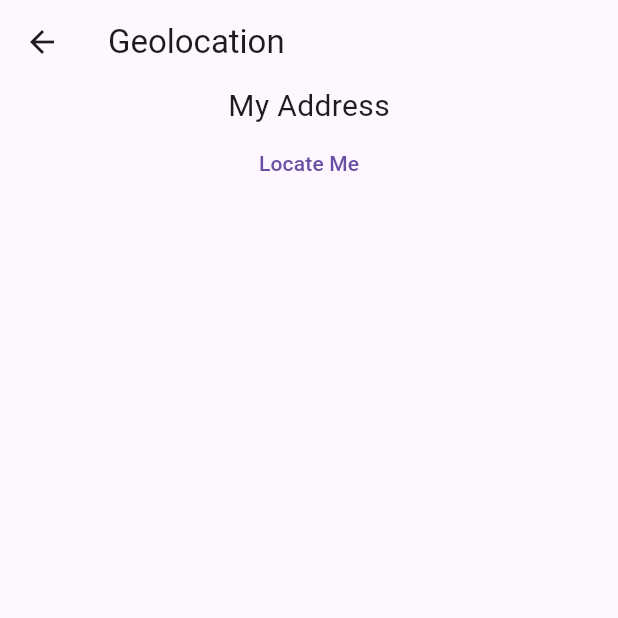
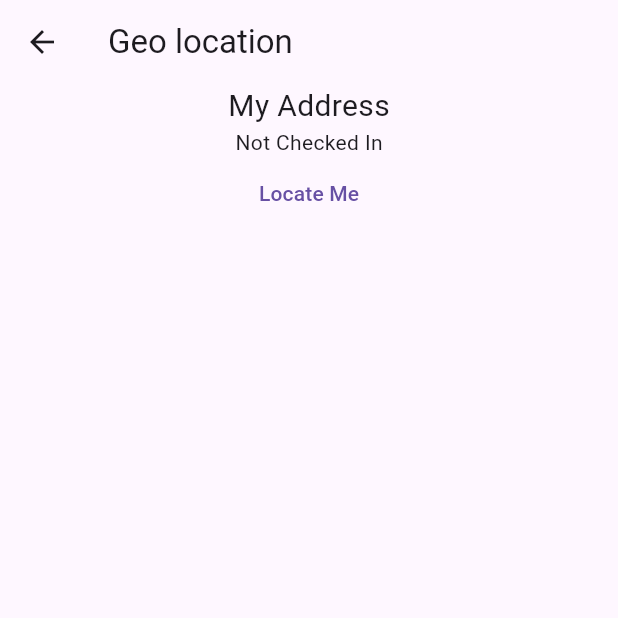
Before and after one commit to Shoto0095/SIH-Project, a Flutter app: the Geolocation screen opened by its route, after a tap on "Locate Me", on a phone screen of 412 x 824 dp, the top half of it. Run offline on Flutter 3.47's test engine with Material 3 defaults, Android fonts, the phone set to English and light mode, and no system bars; our stand-ins replace fluttertoast, geocoding, geolocator, location.

Commit message:
Checked in and Checked out

```diff
--- a/project/lib/Geolocation.dart
+++ b/project/lib/Geolocation.dart
@@ -2,6 +2,8 @@ import 'package:flutter/material.dart';
 import 'package:fluttertoast/fluttertoast.dart';
 import 'package:geocoding/geocoding.dart';
 import 'package:geolocator/geolocator.dart';
+import 'package:location/location.dart' as MyLocation;
+import 'dart:math'; // Import the math library
 
 class Geolocation extends StatefulWidget {
   const Geolocation({super.key});
@@ -13,78 +15,87 @@ class Geolocation extends StatefulWidget {
 class _GeolocationState extends State<Geolocation> {
   String currentAddress = "My Address";
   Position? currentPosition;
+  bool isCheckedIn = false;
+  final MyLocation.Location _locationService = MyLocation.Location();
+
+  // Defined check-in location
+  final double checkInLatitude = 28.6338828;
+  final double checkInLongitude = 77.4470319;
 
   Future<void> _determinePosition() async {
     bool serviceEnabled;
     LocationPermission permission;
 
-    // Check if location services are enabled
     serviceEnabled = await Geolocator.isLocationServiceEnabled();
     if (!serviceEnabled) {
-      Fluttertoast.showToast(msg: "Please enable location services");
-      return; // Exit the function if location services are disabled
+      Fluttertoast.showToast(msg: "Please Keep Your location on");
+      return; // Exit the function if location services are not enabled
     }
 
-    // Check location permission status
     permission = await Geolocator.checkPermission();
     if (permission == LocationPermission.denied) {
       permission = await Geolocator.requestPermission();
       if (permission == LocationPermission.denied) {
-        Fluttertoast.showToast(msg: "Location permission denied");
-        return; // Exit the function if permission remains denied
+        Fluttertoast.showToast(msg: "Location permission is denied");
+        return; // Exit the function if permission is denied
       }
     }
 
     if (permission == LocationPermission.deniedForever) {
-      Fluttertoast.showToast(msg: "Location permission denied forever");
+      Fluttertoast.showToast(msg: "permission is denied forever");
       return; // Exit the function if permission is denied forever
     }
 
     try {
-      // Get current position with high accuracy
       Position position = await Geolocator.getCurrentPosition(
         desiredAccuracy: LocationAccuracy.high,
       );
 
-      // Reverse geocode the position to get address details
-      List<Placemark> placemarks = await placemarkFromCoordinates(
-        position.latitude,
-        position.longitude,
-      );
+      List<Placemark> placemarks =
+          await placemarkFromCoordinates(position.latitude, position.longitude);
       Placemark place = placemarks.first;
 
-      // Update state with retrieved address and position
       setState(() {
         currentPosition = position;
-        currentAddress =
-            "${place.locality}, ${place.postalCode}, ${place.country}";
+currentAddress = "${place.locality}, ${place.postalCode}, ${place.country}";        isCheckedIn = _checkCheckInStatus(position.latitude, position.longitude);
       });
     } catch (e) {
-      print(e); // Log any errors
+      print(e);
     }
+  }
+
+  bool _checkCheckInStatus(double userLatitude, double userLongitude) {
+    const double earthRadius = 6371000.0; // Earth's radius in meters
+
+    double latDiff = (userLatitude - checkInLatitude)*(pi/180);
+    double lngDiff = (userLongitude - checkInLongitude)*(pi/180);
+
+    double a = sin(latDiff / 2) * sin(latDiff / 2) +
+        cos(userLatitude*(pi/180)) * cos(checkInLatitude*(pi/180)) *
+            sin(lngDiff / 2) * sin(lngDiff / 2);
+    double c = 2 * atan2(sqrt(a), sqrt(1 - a));
+
+    double distance = earthRadius * c;
+
+    return distance <= 3; // Check if distance is within 50 meters
   }
 
   @override
   Widget build(BuildContext context) {
     return Scaffold(
-      appBar: AppBar(
-        title: const Text("Geolocation"),
-      ),
+      appBar: AppBar(title: const Text("Geo location")),
       body: Center(
-        child: Column(
-          children: [
-            Text(
-              currentAddress,
-              style: const TextStyle(fontSize: 20),
-            ),
-            if (currentPosition != null) Text("Latitude: ${currentPosition!.latitude}"),
-            if (currentPosition != null) Text("Longitude: ${currentPosition!.longitude}"),
-            TextButton(
-              onPressed: _determinePosition,
-              child: const Text("Locate Me"),
-            ),
-          ],
-        ),
+        child: Column(children: [
+          Text(currentAddress, style: const TextStyle(fontSize: 20)),
+          if (currentPosition != null) Text("Latitude: ${currentPosition!.latitude}"),
+          if (currentPosition != null) Text("Longitude: ${currentPosition!.longitude}"),
+          Text(isCheckedIn ? "Checked In" : "Not Checked In"),
+          TextButton(
+              onPressed: () {
+                _determinePosition();
+              },
+              child: const Text("Locate Me"))
+        ]),
       ),
     );
   }
--- a/project/pubspec.yaml
+++ b/project/pubspec.yaml
@@ -38,6 +38,7 @@ dependencies:
   geolocator: ^13.0.1
   geocoding: ^3.0.0
   fluttertoast: ^8.2.8
+  location: ^6.0.2
 dev_dependencies:
   flutter_test:
     sdk: flutter
```
Also changed, not shown: project/pubspec.lock, 1 other file.
